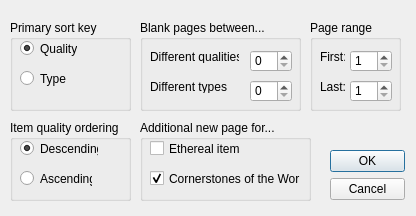
Before: the Qt Designer form stashsortingoptionsdialog.ui in kambala-decapitator/MedianXLOfflineTools, drawn with Qt 5.
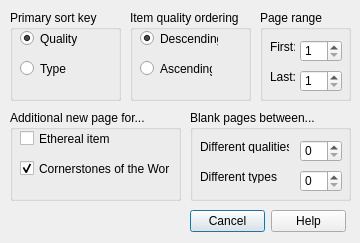
After: the same form once the commit is applied.

What changed in the file:
```diff
--- a/stashsortingoptionsdialog.ui
+++ b/stashsortingoptionsdialog.ui
@@ -6,8 +6,8 @@
    <rect>
     <x>0</x>
     <y>0</y>
-    <width>416</width>
-    <height>216</height>
+    <width>360</width>
+    <height>243</height>
    </rect>
   </property>
   <property name="windowTitle">
@@ -16,25 +16,25 @@
   <widget class="QDialogButtonBox" name="buttonBox">
    <property name="geometry">
     <rect>
-     <x>330</x>
-     <y>150</y>
-     <width>75</width>
-     <height>52</height>
+     <x>190</x>
+     <y>210</y>
+     <width>156</width>
+     <height>23</height>
     </rect>
    </property>
    <property name="orientation">
-    <enum>Qt::Vertical</enum>
+    <enum>Qt::Horizontal</enum>
    </property>
    <property name="standardButtons">
-    <set>QDialogButtonBox::Cancel|QDialogButtonBox::Ok</set>
+    <set>QDialogButtonBox::Cancel|QDialogButtonBox::Help</set>
    </property>
   </widget>
   <widget class="QGroupBox" name="primarySortKeyGroupBox">
    <property name="geometry">
     <rect>
      <x>10</x>
-     <y>20</y>
-     <width>121</width>
+     <y>10</y>
+     <width>111</width>
      <height>91</height>
     </rect>
    </property>
@@ -86,10 +86,10 @@
   <widget class="QGroupBox" name="itemQualityOrderingGroupBox">
    <property name="geometry">
     <rect>
-     <x>10</x>
-     <y>120</y>
+     <x>130</x>
+     <y>10</y>
      <width>121</width>
-     <height>81</height>
+     <height>91</height>
     </rect>
    </property>
    <property name="title">
@@ -134,8 +134,8 @@
   <widget class="QGroupBox" name="pageRangeGroupBox">
    <property name="geometry">
     <rect>
-     <x>310</x>
-     <y>20</y>
+     <x>260</x>
+     <y>10</y>
      <width>91</width>
      <height>91</height>
     </rect>
@@ -143,7 +143,7 @@
    <property name="title">
     <string>Page range</string>
    </property>
-   <widget class="QSpinBox" name="firstPageSpinBox">
+   <widget class="QDoubleSpinBox" name="firstPageSpinBox">
     <property name="geometry">
      <rect>
       <x>40</x>
@@ -152,8 +152,11 @@
       <height>22</height>
      </rect>
     </property>
+    <property name="decimals">
+     <number>0</number>
+    </property>
     <property name="minimum">
-     <number>1</number>
+     <double>1.000000000000000</double>
     </property>
    </widget>
    <widget class="QLabel" name="firstPageLabel">
@@ -172,7 +175,7 @@
      <cstring>firstPageSpinBox</cstring>
     </property>
    </widget>
-   <widget class="QSpinBox" name="lastPageSpinBox">
+   <widget class="QDoubleSpinBox" name="lastPageSpinBox">
     <property name="geometry">
      <rect>
       <x>40</x>
@@ -181,8 +184,11 @@
       <height>22</height>
      </rect>
     </property>
+    <property name="decimals">
+     <number>0</number>
+    </property>
     <property name="minimum">
-     <number>1</number>
+     <double>1.000000000000000</double>
     </property>
    </widget>
    <widget class="QLabel" name="lastPageLabel">
@@ -205,10 +211,10 @@
   <widget class="QGroupBox" name="additionalNewPageGroupBox">
    <property name="geometry">
     <rect>
-     <x>140</x>
-     <y>120</y>
+     <x>10</x>
+     <y>110</y>
      <width>171</width>
-     <height>81</height>
+     <height>91</height>
     </rect>
    </property>
    <property name="title">
@@ -247,8 +253,8 @@
   <widget class="QGroupBox" name="blankPagesGroupBox">
    <property name="geometry">
     <rect>
-     <x>140</x>
-     <y>20</y>
+     <x>190</x>
+     <y>110</y>
      <width>161</width>
      <height>91</height>
     </rect>
@@ -291,6 +297,9 @@
       <height>22</height>
      </rect>
     </property>
+    <property name="maximum">
+     <number>100</number>
+    </property>
    </widget>
    <widget class="QSpinBox" name="diffTypesSpinBox">
     <property name="geometry">
@@ -301,6 +310,9 @@
       <height>22</height>
      </rect>
     </property>
+    <property name="maximum">
+     <number>100</number>
+    </property>
    </widget>
   </widget>
  </widget>
```
